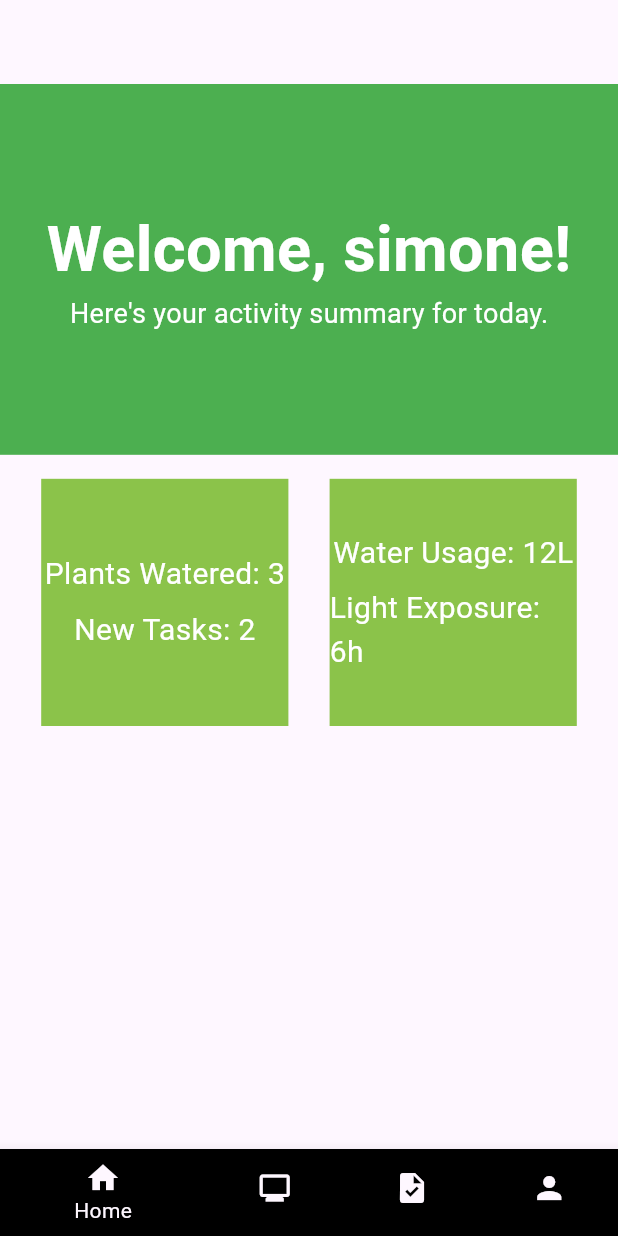
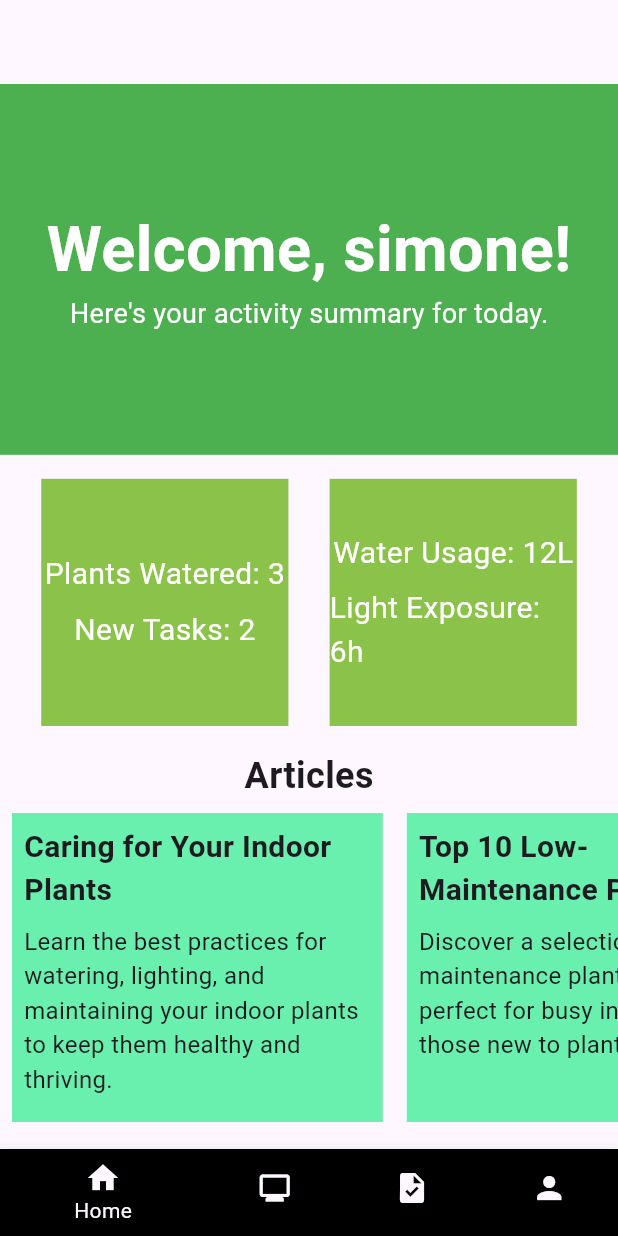
Before and after one commit to zyreoo/green, a Flutter app: the screen it shows after launch, on a phone screen of 412 x 824 dp. Run offline on Flutter 3.47's test engine with Material 3 defaults, Android fonts, the phone set to English and light mode, and no system bars; project files that could hold a hidden picture were left out.

Commit message:
article section

```diff
--- a/lib/screens/home_screen.dart
+++ b/lib/screens/home_screen.dart
@@ -96,6 +96,68 @@ class HomeScreen extends StatelessWidget {
           ),
         ],
       ),
+
+      SizedBox(height: 16),
+
+      // Articles section
+      Column(
+      mainAxisAlignment: MainAxisAlignment.spaceEvenly,
+      children: [
+        Text("Articles", style: TextStyle(fontSize: 24, fontWeight: FontWeight.bold),),
+        SingleChildScrollView(
+      scrollDirection: Axis.horizontal,
+      child: Row(
+          mainAxisAlignment: MainAxisAlignment.spaceEvenly,
+          children: [
+            Container(
+              width: width * 0.6,
+              height: height * 0.25,
+              margin: EdgeInsets.all(8),
+              color: Colors.greenAccent,
+              child: Padding(
+                padding: const EdgeInsets.all(8.0),
+                child: Column(
+                  crossAxisAlignment: CrossAxisAlignment.start,
+                  children: [
+                    Text(
+                      'Caring for Your Indoor Plants',
+                      style: TextStyle(fontSize: 20, fontWeight: FontWeight.bold),
+                    ),
+                    SizedBox(height: 8),
+                    Text(
+                      'Learn the best practices for watering, lighting, and maintaining your indoor plants to keep them healthy and thriving.',
+                      style: TextStyle(fontSize: 16),
+                    ),
+                  ],
+                ),
+              ),
+            ),
+            Container(
+              width: width * 0.6,
+              height: height * 0.25,
+              margin: EdgeInsets.all(8),
+              color: Colors.greenAccent,
+              child: Padding(
+                padding: const EdgeInsets.all(8.0),
+                child: Column(
+                  crossAxisAlignment: CrossAxisAlignment.start,
+                  children: [
+                    Text(
+                      'Top 10 Low-Maintenance Plants',
+                      style: TextStyle(fontSize: 20, fontWeight: FontWeight.bold),
+                    ),
+                    SizedBox(height: 8),
+                    Text(
+                      'Discover a selection of low-maintenance plants that are perfect for busy individuals or those new to plant care.',
+                      style: TextStyle(fontSize: 16),
+                    ),
+                  ],
+                ),
+              ),
+            ),
+      ]),
+      )]
+      )
     ],
   ),
 ),
```
